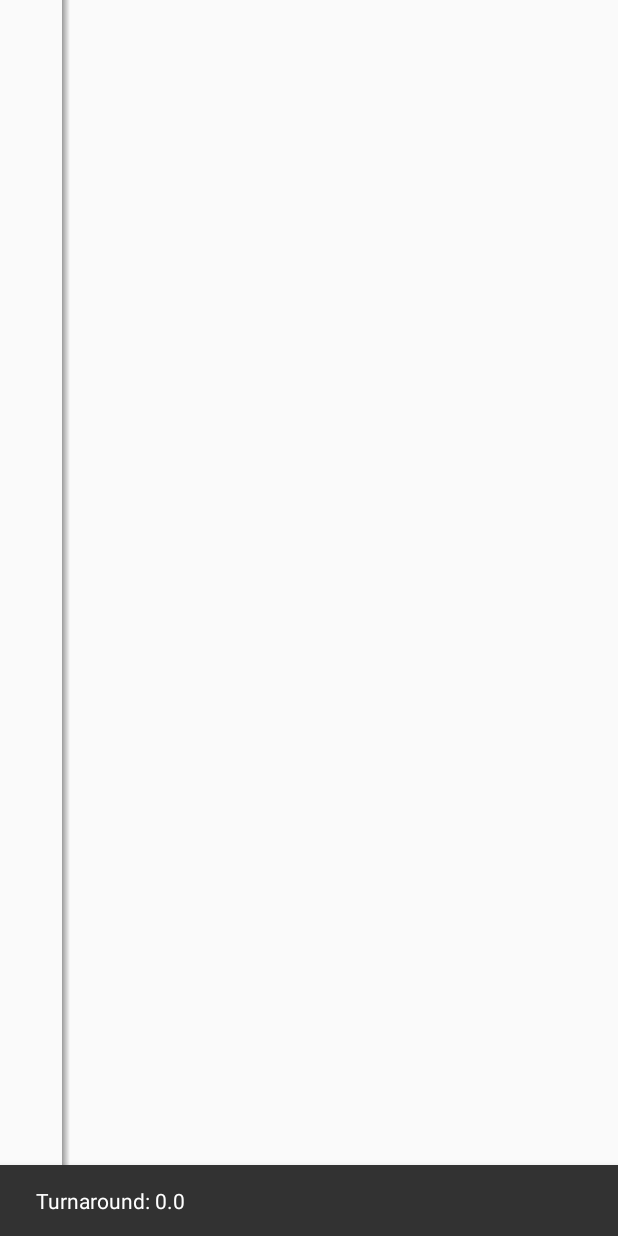
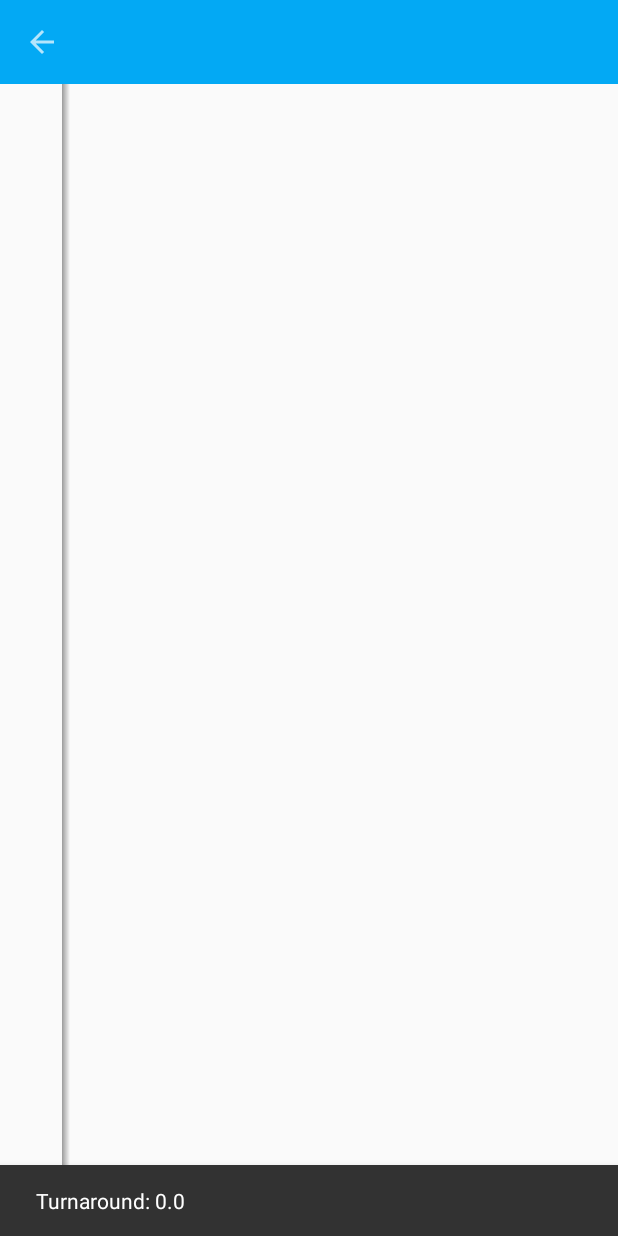
Before and after one commit to RafaelBarbosatec/Escalonamento_Processos, an Android app: the MainActivity screen opened directly, with no data from a screen before it, on a phone screen of 412 x 824 dp. Run offline under Robolectric (Android 15) with nearby library versions, the phone set to English and light mode, and no system bars.

Commit message:
add splash e toolbar na activity se simulação

```diff
--- a/app/build.gradle
+++ b/app/build.gradle
@@ -26,5 +26,6 @@ dependencies {
     })
     compile 'com.android.support:appcompat-v7:26.+'
     compile 'com.android.support:design:26.+'
+    compile 'com.android.support.constraint:constraint-layout:1.0.2'
     testCompile 'junit:junit:4.12'
 }
--- a/app/src/main/java/rafael/barbosa/escalonamento/MainActivity.java
+++ b/app/src/main/java/rafael/barbosa/escalonamento/MainActivity.java
@@ -4,6 +4,8 @@ import android.content.Intent;
 import android.support.design.widget.Snackbar;
 import android.support.v7.app.AppCompatActivity;
 import android.os.Bundle;
+import android.support.v7.widget.Toolbar;
+import android.view.MenuItem;
 import android.view.View;
 import android.widget.Button;
 import android.widget.FrameLayout;
@@ -23,14 +25,21 @@ import rafael.barbosa.escalonamento.util.TimeLineView;
 public class MainActivity extends AppCompatActivity {
 
     private TimeLineView timeLine;
+    private Toolbar toolbar_simulator;
     private int qtd;
     private double turnaround;
+    private String algoritimo;
     private RelativeLayout rl_main;
 
     @Override
     protected void onCreate(Bundle savedInstanceState) {
         super.onCreate(savedInstanceState);
         setContentView(R.layout.activity_main);
+
+        toolbar_simulator = (Toolbar) findViewById(R.id.toolbar_simulator);
+        setSupportActionBar(toolbar_simulator);
+        getSupportActionBar().setDisplayHomeAsUpEnabled(true);
+        getSupportActionBar().setTitle("");
         rl_main = (RelativeLayout) findViewById(R.id.rl_main);
         timeLine = (TimeLineView) findViewById(R.id.timeLine);
 
@@ -43,6 +52,8 @@ public class MainActivity extends AppCompatActivity {
                 itemTimeLineList = extras.getParcelableArrayList("ITENS");
                 qtd = extras.getInt("QTD",0);
                 turnaround = extras.getDouble("TURNAROUND");
+                algoritimo = extras.getString("ALGORITIMO","");
+                getSupportActionBar().setTitle(algoritimo);
             }
         }
 
@@ -62,4 +73,12 @@ public class MainActivity extends AppCompatActivity {
         });
 
     }
+
+    @Override
+    public boolean onOptionsItemSelected(MenuItem item) {
+        if (item.getItemId() == android.R.id.home){
+            onBackPressed();
+        }
+        return super.onOptionsItemSelected(item);
+    }
 }
--- a/app/src/main/res/layout/activity_main.xml
+++ b/app/src/main/res/layout/activity_main.xml
@@ -7,10 +7,20 @@
     android:layout_height="match_parent"
     tools:context="rafael.barbosa.escalonamento.MainActivity">
 
+    <android.support.v7.widget.Toolbar
+        android:id="@+id/toolbar_simulator"
+        android:layout_width="match_parent"
+        android:layout_height="?actionBarSize"
+        android:theme="@style/ThemeOverlay.AppCompat.Dark"
+        android:background="@color/colorPrimary">
+
+    </android.support.v7.widget.Toolbar>
+
     <rafael.barbosa.escalonamento.util.TimeLineView
         android:id="@+id/timeLine"
         android:layout_width="match_parent"
         android:layout_height="match_parent"
+        android:layout_below="@+id/toolbar_simulator"
         >
 
     </rafael.barbosa.escalonamento.util.TimeLineView>
--- a/app/src/main/res/layout/timeline_layout.xml
+++ b/app/src/main/res/layout/timeline_layout.xml
@@ -41,7 +41,7 @@
             <TextView
                 android:id="@+id/timeline"
                 android:layout_width="wrap_content"
-                android:layout_height="2dp"
+                android:layout_height="3dp"
                 android:background="@android:color/black"/>
 
             <LinearLayout
--- a/app/src/main/res/values/colors.xml
+++ b/app/src/main/res/values/colors.xml
@@ -3,4 +3,6 @@
     <color name="colorPrimary">#03A9F4</color>
     <color name="colorPrimaryDark">#0288D1</color>
     <color name="colorAccent">#00BCD4</color>
+
+    <color name="colorSplash">#75cff7</color>
 </resources>
--- a/app/src/main/res/values/styles.xml
+++ b/app/src/main/res/values/styles.xml
@@ -15,7 +15,7 @@
     </style>
 
     <style name="AppCompat.TelaCheia" parent="AppTheme">
-        <item name="android:windowBackground">@drawable/splash</item>
+        <item name="android:windowBackground">@color/colorSplash</item>
         <item name="android:windowFullscreen">true</item>
     </style>
 
```
Also changed, not shown: app/src/main/AndroidManifest.xml (+4 -3 lines), app/src/main/java/rafael/barbosa/escalonamento/Cadastro/CadastroActivity.java (+6 -5 lines), app/src/main/java/rafael/barbosa/escalonamento/SplashActivity.java (added, +38 -0 lines), app/src/main/java/rafael/barbosa/escalonamento/util/Animacoes.java (added, +35 -0 lines), app/src/main/res/layout/activity_splash.xml (added, +16 -0 lines), app/src/main/res/drawable/splash.png.
